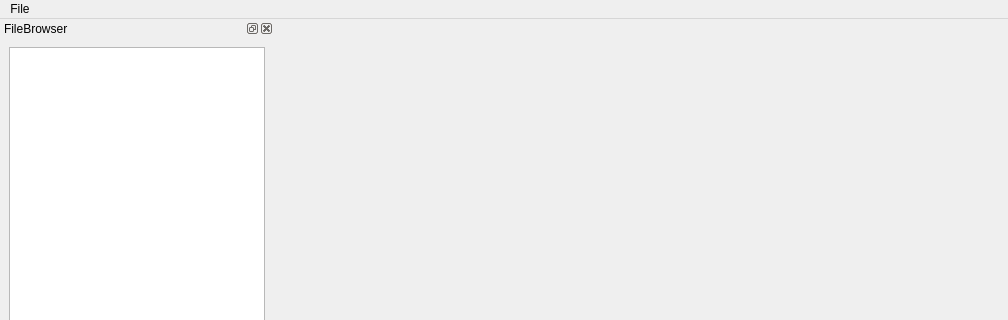
kw81634dr/denoiseapp, file appUI.ui: the form before one commit; both pictures show x 0 to 1008 and y 0 to 320 of the 1008 by 667 pixel window.
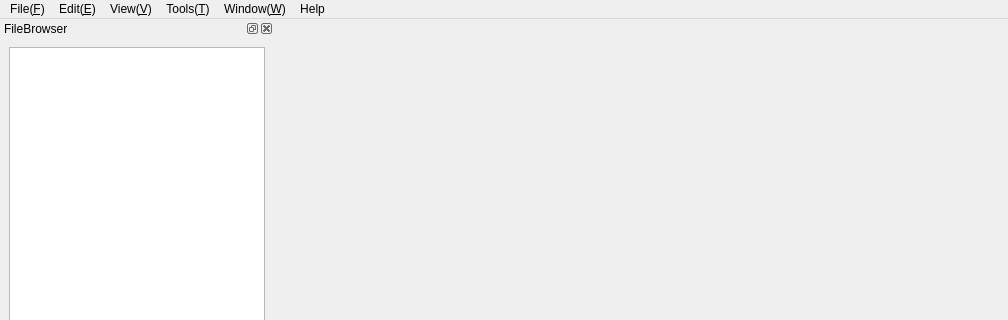
The form after the commit.

Patch:
```diff
--- a/appUI.ui
+++ b/appUI.ui
@@ -25,12 +25,48 @@
    </property>
    <widget class="QMenu" name="menuFile">
     <property name="title">
-     <string>File</string>
+     <string>File(&amp;F)</string>
     </property>
     <addaction name="actionOpen_Folder"/>
-    <addaction name="actionClose"/>
+    <addaction name="actionLoad_Weight_File"/>
+    <addaction name="separator"/>
+    <addaction name="actionExit"/>
+   </widget>
+   <widget class="QMenu" name="menuEdit">
+    <property name="title">
+     <string>Edit(&amp;E)</string>
+    </property>
+    <addaction name="actionUndo"/>
+    <addaction name="actionReset_All"/>
+   </widget>
+   <widget class="QMenu" name="menuView">
+    <property name="title">
+     <string>View(&amp;V)</string>
+    </property>
+   </widget>
+   <widget class="QMenu" name="menuTools">
+    <property name="title">
+     <string>Tools(&amp;T)</string>
+    </property>
+    <addaction name="actionDicom_Parser"/>
+   </widget>
+   <widget class="QMenu" name="menuWindow_W">
+    <property name="title">
+     <string>Window(&amp;W)</string>
+    </property>
+    <addaction name="actionLayout"/>
+   </widget>
+   <widget class="QMenu" name="menuHelp">
+    <property name="title">
+     <string>Help</string>
+    </property>
    </widget>
    <addaction name="menuFile"/>
+   <addaction name="menuEdit"/>
+   <addaction name="menuView"/>
+   <addaction name="menuTools"/>
+   <addaction name="menuWindow_W"/>
+   <addaction name="menuHelp"/>
   </widget>
   <widget class="QStatusBar" name="statusbar"/>
   <widget class="QDockWidget" name="dockWidget">
```
Left out of the diff: 29 changed lines with no effect on the pictures.
